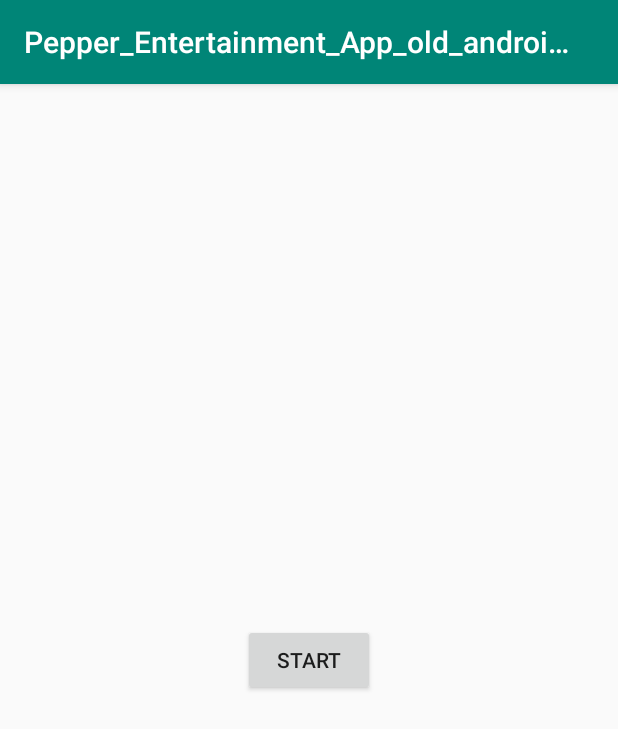
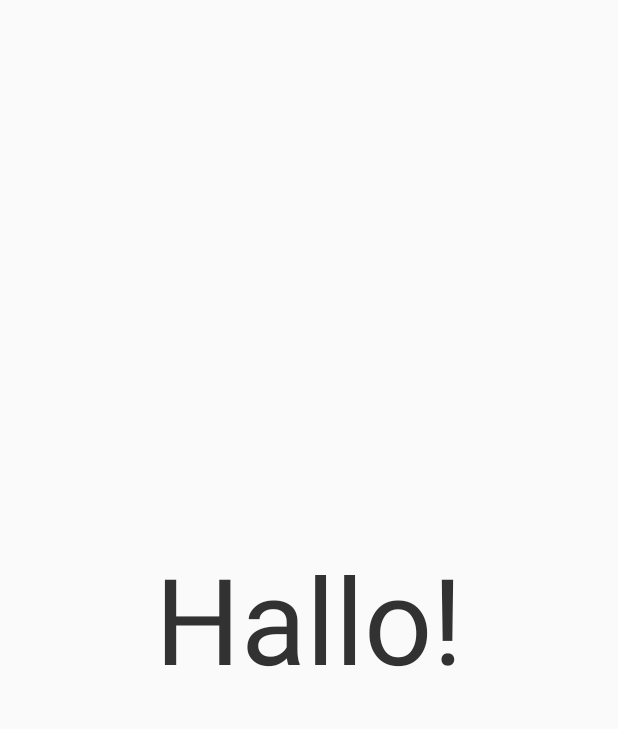
Before and after one commit to Ionas208/pepper, an Android app: the first screen one second after launch (MainActivity), on a phone screen of 412 x 824 dp. Shown: the top 729 px of the screen. Run offline under Robolectric (Android 15) with nearby library versions, the light colour scheme and no system bars; our stand-ins replace data binding; libraries missing offline, so code that uses them is left out: com.aldebaran.qi; 5 statements that could not run were skipped.

Commit message:
Meeting changes

```diff
--- a/Pepper_Entertainment_App_old_android_studio/app/src/main/AndroidManifest.xml
+++ b/Pepper_Entertainment_App_old_android_studio/app/src/main/AndroidManifest.xml
@@ -8,7 +8,7 @@
         android:label="@string/app_name"
         android:roundIcon="@mipmap/ic_launcher_round"
         android:supportsRtl="true"
-        android:theme="@style/AppTheme">
+        android:theme="@style/AppThemeFull">
         <activity android:name=".MainActivity">
             <intent-filter>
                 <action android:name="android.intent.action.MAIN" />
--- a/Pepper_Entertainment_App_old_android_studio/app/src/main/java/com/example/pepper_entertainment_app_old_android_studio/FragmentStart.kt
+++ b/Pepper_Entertainment_App_old_android_studio/app/src/main/java/com/example/pepper_entertainment_app_old_android_studio/FragmentStart.kt
@@ -10,6 +10,7 @@ import androidx.databinding.DataBindingUtil
 import androidx.navigation.Navigation
 import com.aldebaran.qi.sdk.`object`.actuation.Animate
 import com.aldebaran.qi.sdk.`object`.actuation.Animation
+import com.aldebaran.qi.sdk.`object`.conversation.Phrase
 import com.aldebaran.qi.sdk.`object`.conversation.Say
 import com.aldebaran.qi.sdk.builder.AnimateBuilder
 import com.aldebaran.qi.sdk.builder.AnimationBuilder
@@ -17,6 +18,10 @@ import com.aldebaran.qi.sdk.builder.SayBuilder
 import com.example.pepper_entertainment_app_old_android_studio.databinding.FragmentStartBinding
 import kotlinx.coroutines.CoroutineScope
 import kotlinx.coroutines.Dispatchers.IO
+import kotlinx.coroutines.Dispatchers.Main
+import kotlinx.coroutines.async
+import kotlinx.coroutines.delay
+import kotlinx.coroutines.launch
 
 
 class FragmentStart : Fragment() {
@@ -29,11 +34,41 @@ class FragmentStart : Fragment() {
 
     override fun onCreateView(inflater: LayoutInflater, container: ViewGroup?, savedInstanceState: Bundle?): View? {
         binding = DataBindingUtil.inflate(inflater, R.layout.fragment_start, container, false)
-
-
-        binding.btStart.setOnClickListener {
-            Navigation.findNavController(binding.root).navigate(R.id.action_fragmentStart2_to_fragmentMode)
-        }
+        nav2Mode()
         return binding.root
     }
+
+    private fun nav2Mode() = CoroutineScope(Main).async {
+        waitForCTX()
+        CoroutineScope(IO).launch {
+            val phrase = Phrase("Hallo!")
+            var say: Say = SayBuilder.with(MainActivity.ctx)
+                .withPhrase(phrase)
+                .build()
+            say.run()
+            CoroutineScope(Main).launch {
+                delay(2000)
+                binding.tvHello.text = "Ich bin Pepper!"
+                CoroutineScope(IO).launch {
+                    val phrase = Phrase("Ich bin Pepper!")
+                    var say: Say = SayBuilder.with(MainActivity.ctx)
+                        .withPhrase(phrase)
+                        .build()
+                    say.run()
+                    CoroutineScope(Main).launch {
+                        delay(2000)
+                        Navigation.findNavController(binding.root).navigate(R.id.action_fragmentStart2_to_fragmentMode)
+                    }
+                }
+            }
+        }
+    }
+
+    private suspend fun waitForCTX(){
+        var counter = 0
+        while(MainActivity.ctx == null && counter<=10){
+            delay(200)
+            counter++
+        }
+    }
 }
--- a/Pepper_Entertainment_App_old_android_studio/app/src/main/java/com/example/pepper_entertainment_app_old_android_studio/MainActivity.kt
+++ b/Pepper_Entertainment_App_old_android_studio/app/src/main/java/com/example/pepper_entertainment_app_old_android_studio/MainActivity.kt
@@ -18,8 +18,9 @@ import com.aldebaran.qi.sdk.design.activity.RobotActivity
 import kotlinx.coroutines.CoroutineScope
 import kotlinx.coroutines.Dispatchers
 
-class MainActivity : RobotActivity(), RobotLifecycleCallbacks {
+class MainActivity : AppCompatActivity(), RobotLifecycleCallbacks {
 
+    var sayFuture: Future<*> ?= null
 
     override fun onCreate(savedInstanceState: Bundle?) {
         super.onCreate(savedInstanceState)
--- a/Pepper_Entertainment_App_old_android_studio/app/src/main/res/layout/fragment_joke.xml
+++ b/Pepper_Entertainment_App_old_android_studio/app/src/main/res/layout/fragment_joke.xml
@@ -12,8 +12,11 @@
             android:id="@+id/tvJoke"
             android:layout_width="wrap_content"
             android:layout_height="wrap_content"
+            android:layout_margin="30px"
             android:text="Joke"
-            android:textSize="100sp"
+            android:textAlignment="center"
+            android:textColor="@android:color/secondary_text_light"
+            android:textSize="50sp"
             app:layout_constraintBottom_toBottomOf="parent"
             app:layout_constraintEnd_toEndOf="parent"
             app:layout_constraintStart_toStartOf="parent"
--- a/Pepper_Entertainment_App_old_android_studio/app/src/main/res/layout/fragment_start.xml
+++ b/Pepper_Entertainment_App_old_android_studio/app/src/main/res/layout/fragment_start.xml
@@ -1,20 +1,22 @@
 <?xml version="1.0" encoding="utf-8"?>
-<layout xmlns:android="http://schemas.android.com/apk/res/android"
+<layout xmlns:tools="http://schemas.android.com/tools"
+    xmlns:android="http://schemas.android.com/apk/res/android"
     xmlns:app="http://schemas.android.com/apk/res-auto">
 
-    <androidx.constraintlayout.widget.ConstraintLayout xmlns:tools="http://schemas.android.com/tools"
+    <androidx.constraintlayout.widget.ConstraintLayout
         android:layout_width="match_parent"
         android:layout_height="match_parent"
         tools:context=".FragmentStart">
 
-        <Button
-            android:id="@+id/btStart"
+        <TextView
+            android:id="@+id/tvHello"
             android:layout_width="wrap_content"
             android:layout_height="wrap_content"
-            android:text="Start"
+            android:text="Hallo!"
+            android:textColor="@android:color/secondary_text_light"
+            android:textSize="80sp"
             app:layout_constraintBottom_toBottomOf="parent"
             app:layout_constraintEnd_toEndOf="parent"
-            app:layout_constraintHorizontal_bias="0.5"
             app:layout_constraintStart_toStartOf="parent"
             app:layout_constraintTop_toTopOf="parent" />
     </androidx.constraintlayout.widget.ConstraintLayout>
--- a/Pepper_Entertainment_App_old_android_studio/app/src/main/res/navigation/nav.xml
+++ b/Pepper_Entertainment_App_old_android_studio/app/src/main/res/navigation/nav.xml
@@ -58,6 +58,7 @@
         tools:layout="@layout/fragment_start" >
         <action
             android:id="@+id/action_fragmentStart2_to_fragmentMode"
-            app:destination="@id/fragmentMode" />
+            app:destination="@+id/fragmentMode"
+            app:enterAnim="@anim/fragment_fade_enter" />
     </fragment>
 </navigation>
--- a/Pepper_Entertainment_App_old_android_studio/app/src/main/res/values/styles.xml
+++ b/Pepper_Entertainment_App_old_android_studio/app/src/main/res/values/styles.xml
@@ -7,5 +7,9 @@
         <item name="colorPrimaryDark">@color/colorPrimaryDark</item>
         <item name="colorAccent">@color/colorAccent</item>
     </style>
-
+    <style name="AppThemeFull" parent="Theme.AppCompat.DayNight.NoActionBar">
+        <item name="android:windowFullscreen">true</item>
+        <item name="windowNoTitle">true</item>
+        <item name="windowActionBar">false</item>
+    </style>
 </resources>
```
Also changed, not shown: Pepper_Entertainment_App_old_android_studio/app/src/main/java/com/example/pepper_entertainment_app_old_android_studio/FragmentJoke.kt (+15 -9 lines), Pepper_Entertainment_App_old_android_studio/app/src/main/java/com/example/pepper_entertainment_app_old_android_studio/FragmentMode.kt (+7 -4 lines), Pepper_Entertainment_App_old_android_studio/app/src/main/res/raw/jokes.csv (+10 -6 lines).
